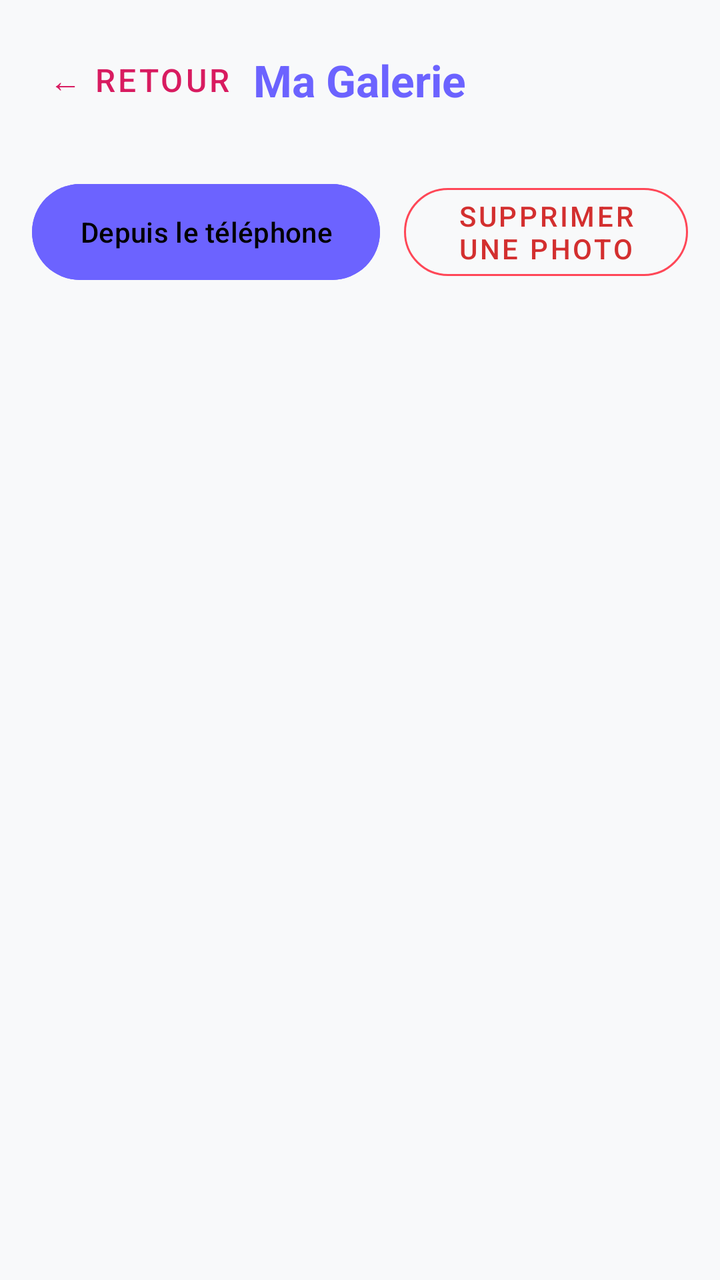
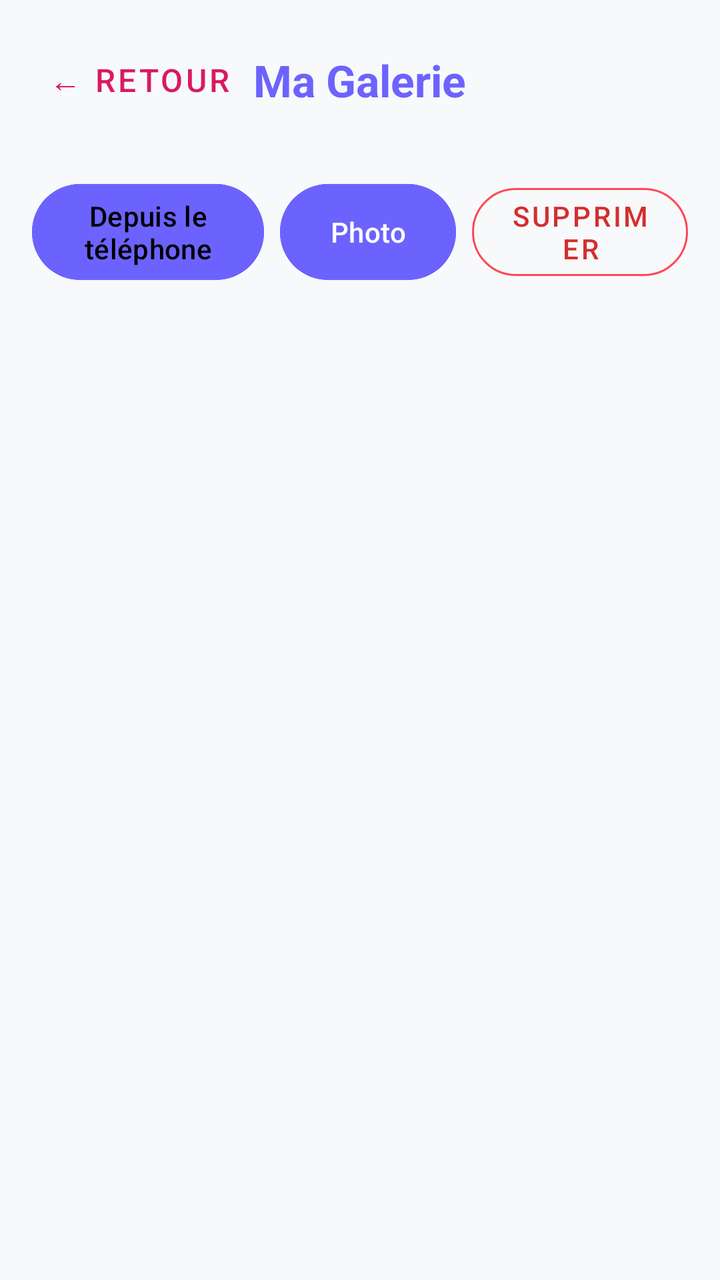

Compare the two renders of this Android layout. The source of the first and the diff that turns it into the second are given below.
<!-- AndroidManifest.xml: application theme Theme.DessineTonHumeur -->
<!-- res/layout/activity_gallery.xml -->
<?xml version="1.0" encoding="utf-8"?>
<LinearLayout xmlns:android="http://schemas.android.com/apk/res/android"
    xmlns:app="http://schemas.android.com/apk/res-auto"
    xmlns:tools="http://schemas.android.com/tools"
    android:layout_width="match_parent"
    android:layout_height="match_parent"
    android:orientation="vertical"
    android:padding="16dp"
    android:background="@color/backgroundColor"
    tools:ignore="VisualLintBounds">

    <RelativeLayout
        android:layout_width="match_parent"
        android:layout_height="wrap_content"
        android:layout_marginBottom="24dp">

        <com.google.android.material.button.MaterialButton
            android:id="@+id/btn_back"
            style="@style/Widget.MaterialComponents.Button.TextButton"
            android:layout_width="wrap_content"
            android:layout_height="wrap_content"
            android:layout_alignParentStart="true"
            android:layout_centerVertical="true"
            android:text="@string/retour"
            android:textColor="@color/back_btn"
            android:textSize="16sp"
            tools:ignore="VisualLintSystemUi" />

        <TextView
            android:layout_width="wrap_content"
            android:layout_height="wrap_content"
            android:layout_centerInParent="true"
            android:text="@string/ma_galerie"
            android:textColor="@color/primaryColor"
            android:textSize="22sp"
            android:textStyle="bold" />
    </RelativeLayout>

    <LinearLayout
        android:layout_width="match_parent"
        android:layout_height="wrap_content"
        android:layout_marginBottom="24dp"
        android:gravity="center"
        android:orientation="horizontal">

        <com.google.android.material.button.MaterialButton
            android:id="@+id/btn_choose_photo"
            android:layout_width="wrap_content"
            android:layout_height="56dp"
            android:layout_marginEnd="12dp"
            android:backgroundTint="@color/primaryColor"
            android:text="@string/depuis_le_telephone"
            android:textColor="@color/full_black"
            app:cornerRadius="28dp"
            tools:ignore="ButtonStyle" />

        <com.google.android.material.button.MaterialButton
            android:id="@+id/btn_delete_photo"
            style="@style/Widget.MaterialComponents.Button.OutlinedButton"
            android:layout_width="wrap_content"
            android:layout_height="56dp"
            android:text="@string/supprime_photo"
            android:textColor="@color/delete_btn"
            app:cornerRadius="28dp"
            app:strokeColor="@color/dangerColor"
            tools:ignore="ButtonStyle" />

    </LinearLayout>

    <GridView
        android:id="@+id/grid_view"
        android:layout_width="match_parent"
        android:layout_height="match_parent"
        android:numColumns="2"
        android:verticalSpacing="12dp"
        android:horizontalSpacing="12dp"
        android:stretchMode="columnWidth"
        android:clipToPadding="false"
        android:paddingBottom="16dp" />

</LinearLayout>
<!-- resources referenced by this layout -->
<resources>
  <color name="back_btn">#D81B60</color>
  <color name="backgroundColor">#F8F9FA</color>
  <color name="dangerColor">#FF4757</color>
  <color name="delete_btn">#D32F2F</color>
  <color name="full_black">#000000</color>
  <color name="primaryColor">#6C63FF</color>
  <string name="depuis_le_telephone">Depuis le téléphone</string>
  <string name="ma_galerie">Ma Galerie</string>
  <string name="retour">← Retour</string>
  <string name="supprime_photo">Supprimer une photo</string>
  <style name="Theme.DessineTonHumeur" parent="Base.Theme.DessineTonHumeur" />
  <style name="Base.Theme.DessineTonHumeur" parent="Theme.Material3.DayNight.NoActionBar">
          
          
      </style>
</resources>

<!-- the commit's change to res/layout/activity_gallery.xml (unified diff, before → after) -->
@@ -45,14 +45,23 @@
 
         <com.google.android.material.button.MaterialButton
             android:id="@+id/btn_choose_photo"
-            android:layout_width="wrap_content"
+            android:layout_width="116dp"
             android:layout_height="56dp"
-            android:layout_marginEnd="12dp"
+            android:layout_marginEnd="8dp"
             android:backgroundTint="@color/primaryColor"
             android:text="@string/depuis_le_telephone"
             android:textColor="@color/full_black"
             app:cornerRadius="28dp"
             tools:ignore="ButtonStyle" />
+
+        <com.google.android.material.button.MaterialButton
+            android:id="@+id/btn_take_photo"
+            android:layout_width="wrap_content"
+            android:layout_height="56dp"
+            android:text="@string/photo"
+            app:cornerRadius="28dp"
+            android:backgroundTint="@color/primaryColor"
+            android:layout_marginEnd="8dp" />
 
         <com.google.android.material.button.MaterialButton
             android:id="@+id/btn_delete_photo"
<!-- resource entries referenced after the edit -->
@@ -8,8 +8,9 @@
   <color name="primaryColor">#6C63FF</color>
   <string name="depuis_le_telephone">Depuis le téléphone</string>
   <string name="ma_galerie">Ma Galerie</string>
+  <string name="photo">Photo</string>
   <string name="retour">← Retour</string>
-  <string name="supprime_photo">Supprimer une photo</string>
+  <string name="supprime_photo">Supprimer</string>
   <style name="Theme.DessineTonHumeur" parent="Base.Theme.DessineTonHumeur" />
   <style name="Base.Theme.DessineTonHumeur" parent="Theme.Material3.DayNight.NoActionBar">
           
